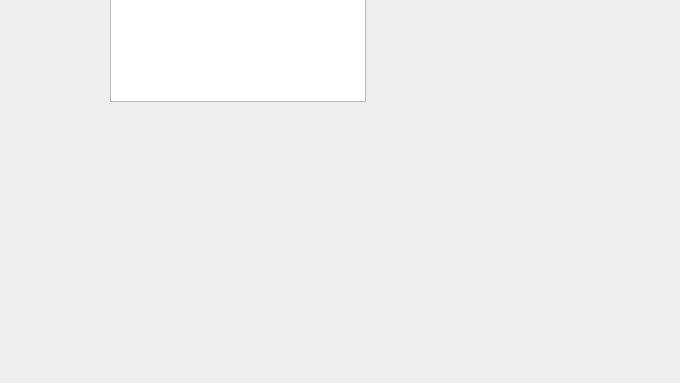
The window that src/FileSystemStatisticsWindow.ui (d13mon/FileSystemStatistics) describes before a commit, drawn with Qt 5; both pictures show x 0 to 680 and y 277 to 660 of the 1151 by 660 pixel window.
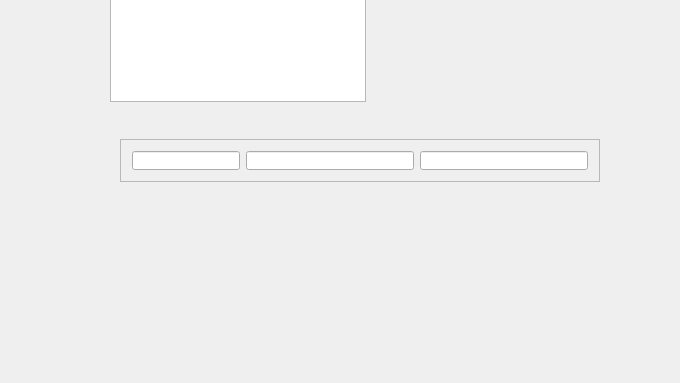
The same window after the commit.

Diff of the .ui file:
```diff
--- a/src/FileSystemStatisticsWindow.ui
+++ b/src/FileSystemStatisticsWindow.ui
@@ -37,6 +37,53 @@
      <string>Statistics</string>
     </property>
    </widget>
+   <widget class="QFrame" name="statusFrame">
+    <property name="geometry">
+     <rect>
+      <x>120</x>
+      <y>399</y>
+      <width>480</width>
+      <height>43</height>
+     </rect>
+    </property>
+    <property name="frameShape">
+     <enum>QFrame::StyledPanel</enum>
+    </property>
+    <property name="frameShadow">
+     <enum>QFrame::Raised</enum>
+    </property>
+    <layout class="QHBoxLayout" name="horizontalLayout">
+     <item>
+      <widget class="QLineEdit" name="statusOperationEdit">
+       <property name="sizePolicy">
+        <sizepolicy hsizetype="Fixed" vsizetype="Fixed">
+         <horstretch>0</horstretch>
+         <verstretch>0</verstretch>
+        </sizepolicy>
+       </property>
+       <property name="minimumSize">
+        <size>
+         <width>0</width>
+         <height>0</height>
+        </size>
+       </property>
+       <property name="readOnly">
+        <bool>true</bool>
+       </property>
+      </widget>
+     </item>
+     <item>
+      <widget class="QLineEdit" name="statusSelectedDirEdit">
+       <property name="readOnly">
+        <bool>true</bool>
+       </property>
+      </widget>
+     </item>
+     <item>
+      <widget class="QLineEdit" name="statusCurrentProcessedDirEdit"/>
+     </item>
+    </layout>
+   </widget>
   </widget>
   <widget class="QMenuBar" name="menuBar">
    <property name="geometry">
```
